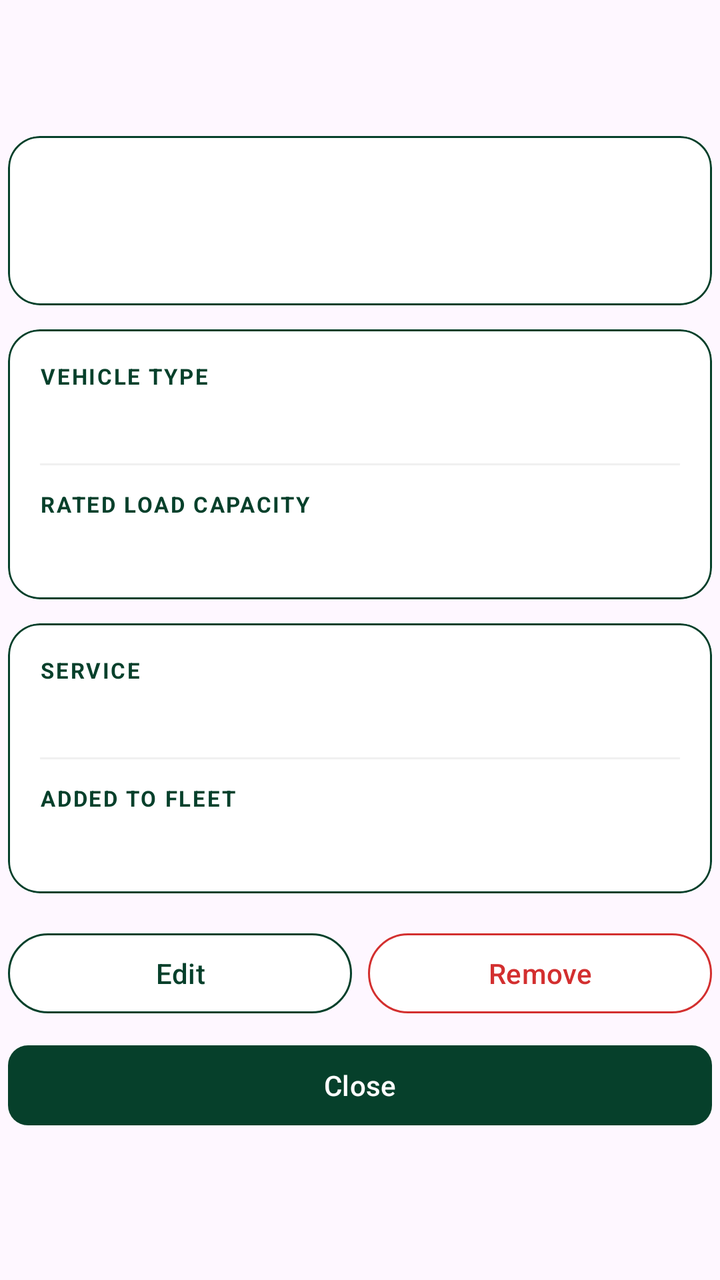
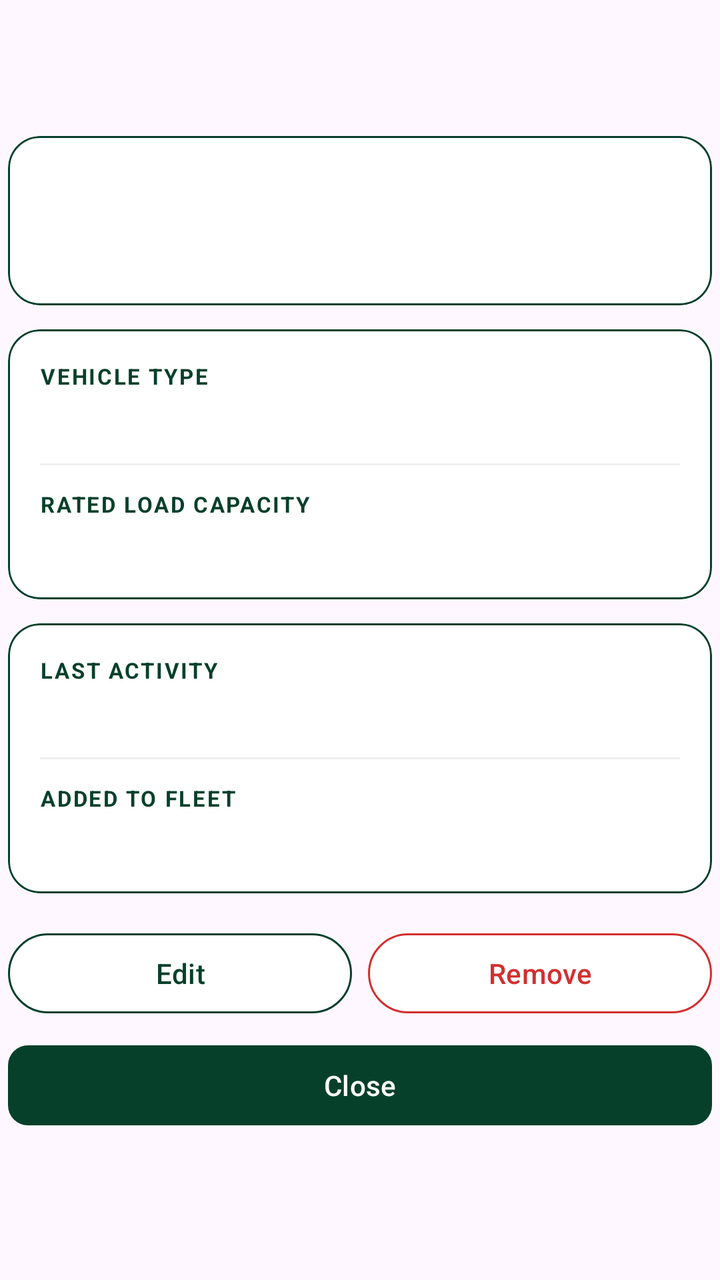

Screens rendered from an Android XML layout before and after an edit, with the pre-edit source and the edit as a unified diff.
<!-- AndroidManifest.xml: application theme Theme.MyEcoWatch1 -->
<!-- res/layout/dialog_vehicle_details.xml -->
<?xml version="1.0" encoding="utf-8"?>
<ScrollView xmlns:android="http://schemas.android.com/apk/res/android"
    xmlns:app="http://schemas.android.com/apk/res-auto"
    android:layout_width="match_parent"
    android:layout_height="wrap_content">

    <LinearLayout
        android:layout_width="match_parent"
        android:layout_height="wrap_content"
        android:orientation="vertical"
        android:padding="4dp">

        <TextView
            android:id="@+id/vehicleDetailTitle"
            android:layout_width="match_parent"
            android:layout_height="wrap_content"
            android:textColor="?attr/colorPrimary"
            android:textSize="21sp"
            android:textStyle="bold" />

        <TextView
            android:id="@+id/vehicleDetailSubtitle"
            android:layout_width="match_parent"
            android:layout_height="wrap_content"
            android:layout_marginTop="2dp"
            android:textColor="?attr/colorOnSurfaceVariant"
            android:textSize="13sp" />

        <com.google.android.material.card.MaterialCardView
            android:layout_width="match_parent"
            android:layout_height="wrap_content"
            android:layout_marginTop="16dp"
            app:cardBackgroundColor="?attr/colorSurface"
            app:cardCornerRadius="16dp"
            app:strokeColor="#06402B"
            app:strokeWidth="1dp">

            <LinearLayout
                android:layout_width="match_parent"
                android:layout_height="wrap_content"
                android:orientation="vertical"
                android:padding="16dp">

                <TextView
                    android:id="@+id/vehicleDetailPlate"
                    android:layout_width="match_parent"
                    android:layout_height="wrap_content"
                    android:textColor="?attr/colorOnSurface"
                    android:textSize="20sp"
                    android:textStyle="bold" />

                <TextView
                    android:id="@+id/vehicleDetailStatus"
                    android:layout_width="wrap_content"
                    android:layout_height="wrap_content"
                    android:layout_marginTop="8dp"
                    android:textSize="13sp"
                    android:textStyle="bold" />
            </LinearLayout>
        </com.google.android.material.card.MaterialCardView>

        <com.google.android.material.card.MaterialCardView
            android:layout_width="match_parent"
            android:layout_height="wrap_content"
            android:layout_marginTop="12dp"
            app:cardBackgroundColor="?attr/colorSurface"
            app:cardCornerRadius="16dp"
            app:strokeColor="#06402B"
            app:strokeWidth="1dp">

            <LinearLayout
                android:layout_width="match_parent"
                android:layout_height="wrap_content"
                android:orientation="vertical"
                android:padding="16dp">

                <TextView
                    android:layout_width="wrap_content"
                    android:layout_height="wrap_content"
                    android:text="@string/vehicle_type_label"
                    android:textAllCaps="true"
                    android:textColor="?attr/colorPrimary"
                    android:textSize="11sp"
                    android:letterSpacing="0.08"
                    android:textStyle="bold" />

                <TextView
                    android:id="@+id/vehicleDetailType"
                    android:layout_width="match_parent"
                    android:layout_height="wrap_content"
                    android:layout_marginTop="4dp"
                    android:textColor="?attr/colorOnSurface"
                    android:textSize="15sp" />

                <View
                    android:layout_width="match_parent"
                    android:layout_height="1dp"
                    android:layout_marginTop="12dp"
                    android:layout_marginBottom="12dp"
                    android:background="?attr/colorOutlineVariant" />

                <TextView
                    android:layout_width="wrap_content"
                    android:layout_height="wrap_content"
                    android:text="@string/vehicle_rated_load_label"
                    android:textAllCaps="true"
                    android:textColor="?attr/colorPrimary"
                    android:textSize="11sp"
                    android:letterSpacing="0.08"
                    android:textStyle="bold" />

                <TextView
                    android:id="@+id/vehicleDetailRatedLoad"
                    android:layout_width="match_parent"
                    android:layout_height="wrap_content"
                    android:layout_marginTop="4dp"
                    android:textColor="?attr/colorOnSurface"
                    android:textSize="15sp" />
            </LinearLayout>
        </com.google.android.material.card.MaterialCardView>

        
        <com.google.android.material.card.MaterialCardView
            android:id="@+id/vehicleDetailCollectionCard"
            android:layout_width="match_parent"
            android:layout_height="wrap_content"
            android:layout_marginTop="12dp"
            android:visibility="gone"
            app:cardBackgroundColor="?attr/colorSurface"
            app:cardCornerRadius="16dp"
            app:strokeColor="#06402B"
            app:strokeWidth="1dp">

            <LinearLayout
                android:layout_width="match_parent"
                android:layout_height="wrap_content"
                android:orientation="vertical"
                android:padding="16dp">

                <TextView
                    android:layout_width="wrap_content"
                    android:layout_height="wrap_content"
                    android:text="@string/vehicle_collection_label"
                    android:textAllCaps="true"
                    android:textColor="?attr/colorPrimary"
                    android:textSize="11sp"
                    android:letterSpacing="0.08"
                    android:textStyle="bold" />

                <TextView
                    android:id="@+id/vehicleDetailCollection"
                    android:layout_width="match_parent"
                    android:layout_height="wrap_content"
                    android:layout_marginTop="4dp"
                    android:textColor="?attr/colorOnSurface"
                    android:textSize="15sp" />

                <TextView
                    android:id="@+id/vehicleDetailCollectionMeta"
                    android:layout_width="match_parent"
                    android:layout_height="wrap_content"
                    android:layout_marginTop="2dp"
                    android:textColor="?attr/colorOnSurfaceVariant"
                    android:textSize="13sp" />
            </LinearLayout>
        </com.google.android.material.card.MaterialCardView>

        <com.google.android.material.card.MaterialCardView
            android:layout_width="match_parent"
            android:layout_height="wrap_content"
            android:layout_marginTop="12dp"
            app:cardBackgroundColor="?attr/colorSurface"
            app:cardCornerRadius="16dp"
            app:strokeColor="#06402B"
            app:strokeWidth="1dp">

            <LinearLayout
                android:layout_width="match_parent"
                android:layout_height="wrap_content"
                android:orientation="vertical"
                android:padding="16dp">

                <TextView
                    android:layout_width="wrap_content"
                    android:layout_height="wrap_content"
                    android:text="@string/vehicle_service_label"
                    android:textAllCaps="true"
                    android:textColor="?attr/colorPrimary"
                    android:textSize="11sp"
                    android:letterSpacing="0.08"
                    android:textStyle="bold" />

                <TextView
                    android:id="@+id/vehicleDetailLastService"
                    android:layout_width="match_parent"
                    android:layout_height="wrap_content"
                    android:layout_marginTop="4dp"
                    android:textColor="?attr/colorOnSurface"
                    android:textSize="15sp" />

                <View
                    android:layout_width="match_parent"
                    android:layout_height="1dp"
                    android:layout_marginTop="12dp"
                    android:layout_marginBottom="12dp"
                    android:background="?attr/colorOutlineVariant" />

                <TextView
                    android:layout_width="wrap_content"
                    android:layout_height="wrap_content"
                    android:text="@string/vehicle_added_label"
                    android:textAllCaps="true"
                    android:textColor="?attr/colorPrimary"
                    android:textSize="11sp"
                    android:letterSpacing="0.08"
                    android:textStyle="bold" />

                <TextView
                    android:id="@+id/vehicleDetailCreated"
                    android:layout_width="match_parent"
                    android:layout_height="wrap_content"
                    android:layout_marginTop="4dp"
                    android:textColor="?attr/colorOnSurface"
                    android:textSize="15sp" />
            </LinearLayout>
        </com.google.android.material.card.MaterialCardView>

        
        <com.google.android.material.card.MaterialCardView
            android:id="@+id/vehicleDetailNotesCard"
            android:layout_width="match_parent"
            android:layout_height="wrap_content"
            android:layout_marginTop="12dp"
            android:visibility="gone"
            app:cardBackgroundColor="?attr/colorSurface"
            app:cardCornerRadius="16dp"
            app:strokeColor="#06402B"
            app:strokeWidth="1dp">

            <LinearLayout
                android:layout_width="match_parent"
                android:layout_height="wrap_content"
                android:orientation="vertical"
                android:padding="16dp">

                <TextView
                    android:layout_width="wrap_content"
                    android:layout_height="wrap_content"
                    android:text="@string/vehicle_notes_label"
                    android:textAllCaps="true"
                    android:textColor="?attr/colorPrimary"
                    android:textSize="11sp"
                    android:letterSpacing="0.08"
                    android:textStyle="bold" />

                <TextView
                    android:id="@+id/vehicleDetailNotes"
                    android:layout_width="match_parent"
                    android:layout_height="wrap_content"
                    android:layout_marginTop="4dp"
                    android:lineSpacingExtra="2dp"
                    android:textColor="?attr/colorOnSurface"
                    android:textSize="15sp" />
            </LinearLayout>
        </com.google.android.material.card.MaterialCardView>

        <LinearLayout
            android:layout_width="match_parent"
            android:layout_height="wrap_content"
            android:layout_marginTop="16dp"
            android:orientation="horizontal">

            <com.google.android.material.button.MaterialButton
                android:id="@+id/vehicleDetailEdit"
                style="@style/Widget.Material3.Button.OutlinedButton"
                android:layout_width="0dp"
                android:layout_height="wrap_content"
                android:layout_weight="1"
                android:text="@string/vehicle_edit"
                android:textAllCaps="false"
                android:textColor="?attr/colorPrimary"
                app:backgroundTint="?attr/colorSurface"
                app:cornerRadius="20dp"
                app:strokeColor="?attr/colorPrimary" />

            <Space
                android:layout_width="8dp"
                android:layout_height="1dp" />

            <com.google.android.material.button.MaterialButton
                android:id="@+id/vehicleDetailRemove"
                style="@style/Widget.Material3.Button.OutlinedButton"
                android:layout_width="0dp"
                android:layout_height="wrap_content"
                android:layout_weight="1"
                android:text="@string/vehicle_remove"
                android:textAllCaps="false"
                android:textColor="#D32F2F"
                app:backgroundTint="?attr/colorSurface"
                app:cornerRadius="20dp"
                app:strokeColor="#D32F2F" />
        </LinearLayout>

        <com.google.android.material.button.MaterialButton
            android:id="@+id/vehicleDetailClose"
            android:layout_width="match_parent"
            android:layout_height="wrap_content"
            android:layout_marginTop="8dp"
            android:text="@string/close"
            android:textColor="?attr/colorOnPrimary"
            app:backgroundTint="?attr/colorPrimary"
            app:cornerRadius="10dp" />
    </LinearLayout>
</ScrollView>
<!-- resources referenced by this layout -->
<resources>
  <string name="close">Close</string>
  <string name="vehicle_added_label">Added to fleet</string>
  <string name="vehicle_collection_label">Current collection</string>
  <string name="vehicle_edit">Edit</string>
  <string name="vehicle_notes_label">Notes</string>
  <string name="vehicle_rated_load_label">Rated load capacity</string>
  <string name="vehicle_remove">Remove</string>
  <string name="vehicle_service_label">Service</string>
  <string name="vehicle_type_label">Vehicle type</string>
  <style name="Theme.MyEcoWatch1" parent="Base.Theme.MyEcoWatch1" />
  <style name="Base.Theme.MyEcoWatch1" parent="Theme.Material3.DayNight.NoActionBar">
          
          <item name="colorPrimary">@color/green</item>
          <item name="colorOnPrimary">@color/white</item>
          <item name="colorSurface">@color/white</item>
          <item name="colorOnSurface">@color/green</item>
          <item name="colorOutlineVariant">#F0F0F0</item>
      </style>
  <color name="green">#06402B</color>
  <color name="white">#FFFFFFFF</color>
</resources>

<!-- the commit's change to res/layout/dialog_vehicle_details.xml (unified diff, before → after) -->
@@ -183,7 +183,7 @@
                 <TextView
                     android:layout_width="wrap_content"
                     android:layout_height="wrap_content"
-                    android:text="@string/vehicle_service_label"
+                    android:text="@string/vehicle_last_activity_label"
                     android:textAllCaps="true"
                     android:textColor="?attr/colorPrimary"
                     android:textSize="11sp"
<!-- resource entries referenced after the edit -->
@@ -4,10 +4,10 @@
   <string name="vehicle_added_label">Added to fleet</string>
   <string name="vehicle_collection_label">Current collection</string>
   <string name="vehicle_edit">Edit</string>
+  <string name="vehicle_last_activity_label">Last activity</string>
   <string name="vehicle_notes_label">Notes</string>
   <string name="vehicle_rated_load_label">Rated load capacity</string>
   <string name="vehicle_remove">Remove</string>
-  <string name="vehicle_service_label">Service</string>
   <string name="vehicle_type_label">Vehicle type</string>
   <style name="Theme.MyEcoWatch1" parent="Base.Theme.MyEcoWatch1" />
   <style name="Base.Theme.MyEcoWatch1" parent="Theme.Material3.DayNight.NoActionBar">
